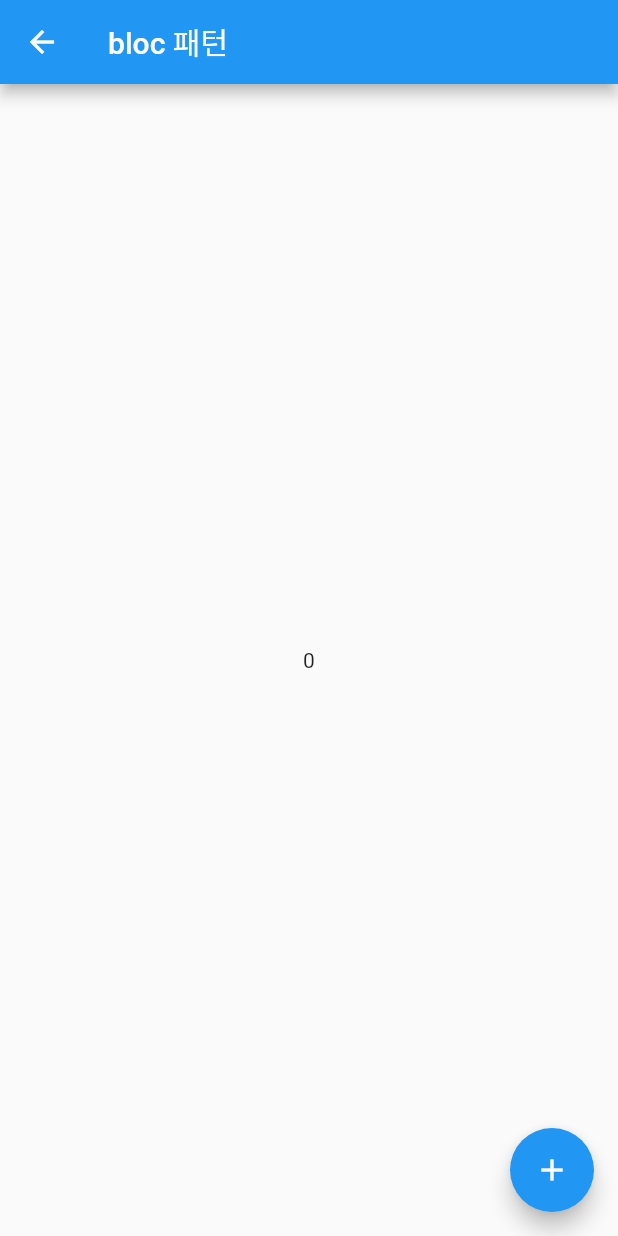
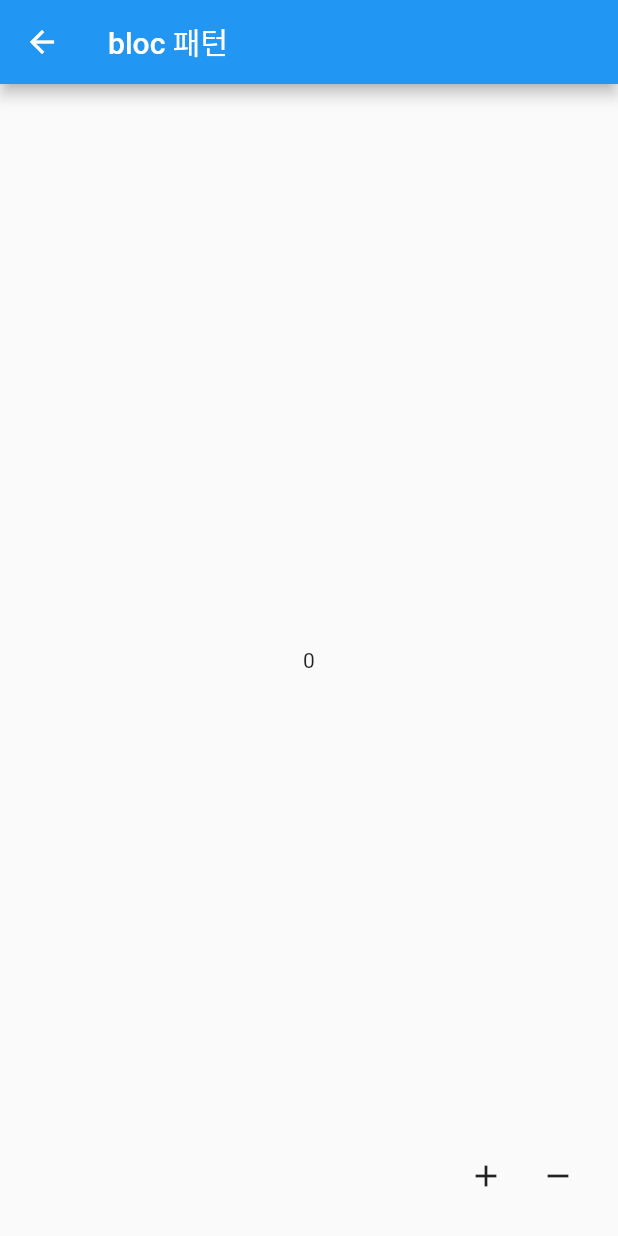
Before and after one commit to sudar-life/flutter-bloc-sample, a Flutter app: the BlocDisplayWidget screen opened directly, on a phone screen of 412 x 824 dp. Run offline on Flutter 3.47's test engine with Material 2 defaults, Android fonts, the phone set to English and light mode, and no system bars.

Commit message:
feat : 덧셈 뺄셈 기능 추가

```diff
--- a/lib/main.dart
+++ b/lib/main.dart
@@ -1,10 +1,13 @@
 import 'package:flutter/material.dart';
+import 'package:flutter_bloc_sample/src/bloc_pattern/bloc/count_bloc.dart';
 import 'package:flutter_bloc_sample/src/bloc_pattern/ui/bloc_display_widget.dart';
 import 'package:flutter_bloc_sample/src/stateful/ui/plus_stateful_display_widget.dart';
 
 void main() {
   runApp(MyApp());
 }
+
+final CountBloc countBloc = CountBloc();
 
 class MyApp extends StatelessWidget {
   @override
--- a/lib/src/bloc_pattern/bloc/count_bloc.dart
+++ b/lib/src/bloc_pattern/bloc/count_bloc.dart
@@ -10,6 +10,11 @@ class CountBloc {
     _countSubject.sink.add(_count);
   }
 
+  subtract() {
+    _count--;
+    _countSubject.sink.add(_count);
+  }
+
   dispose() {
     _countSubject.close();
   }
--- a/lib/src/bloc_pattern/components/count_view.dart
+++ b/lib/src/bloc_pattern/components/count_view.dart
@@ -1,9 +1,9 @@
 import 'package:flutter/material.dart';
-import 'package:flutter_bloc_sample/src/bloc_pattern/bloc/count_bloc.dart';
+
+import '../../../main.dart';
 
 class CountView extends StatelessWidget {
-  CountBloc countBloc;
-  CountView({Key key, this.countBloc}) : super(key: key);
+  CountView({Key key}) : super(key: key);
 
   @override
   Widget build(BuildContext context) {
--- a/lib/src/bloc_pattern/ui/bloc_display_widget.dart
+++ b/lib/src/bloc_pattern/ui/bloc_display_widget.dart
@@ -1,6 +1,8 @@
 import 'package:flutter/material.dart';
 import 'package:flutter_bloc_sample/src/bloc_pattern/bloc/count_bloc.dart';
 import 'package:flutter_bloc_sample/src/bloc_pattern/components/count_view.dart';
+
+import '../../../main.dart';
 
 class BlocDisplayWidget extends StatefulWidget {
   BlocDisplayWidget({Key key}) : super(key: key);
@@ -10,25 +12,29 @@ class BlocDisplayWidget extends StatefulWidget {
 }
 
 class _BlocDisplayWidgetState extends State<BlocDisplayWidget> {
-  final CountBloc countBloc = CountBloc();
-  @override
-  void dispose() {
-    super.dispose();
-    countBloc.dispose();
-  }
-
   @override
   Widget build(BuildContext context) {
     return Scaffold(
       appBar: AppBar(
         title: Text("bloc 패턴"),
       ),
-      body: CountView(countBloc: countBloc),
-      floatingActionButton: FloatingActionButton(
-        child: Icon(Icons.add),
-        onPressed: () {
-          countBloc.add();
-        },
+      body: CountView(),
+      floatingActionButton: Row(
+        mainAxisAlignment: MainAxisAlignment.end,
+        children: [
+          IconButton(
+            icon: Icon(Icons.add),
+            onPressed: () {
+              countBloc.add();
+            },
+          ),
+          IconButton(
+            icon: Icon(Icons.remove),
+            onPressed: () {
+              countBloc.subtract();
+            },
+          ),
+        ],
       ),
     );
   }
```
